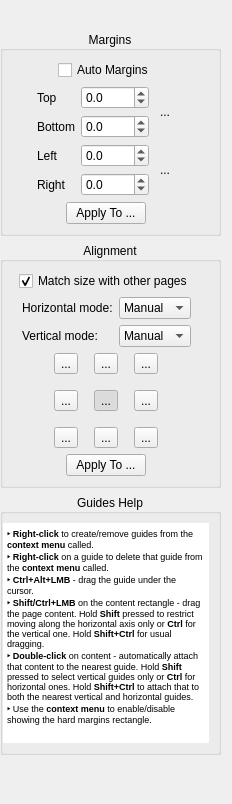
Before: the Qt Designer form src/core/filters/page_layout/OptionsWidget.ui in abandoned-industries/scantailor-spectre, drawn with Qt 5.
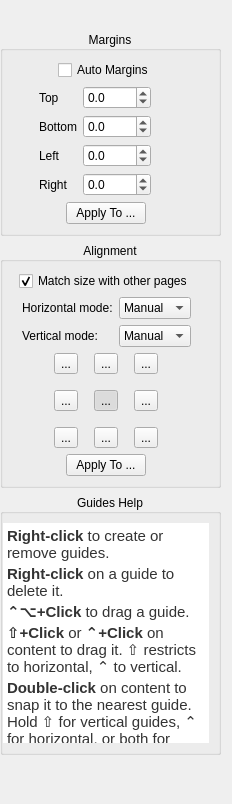
After: the same form once the commit is applied. Icons and pictures are not drawn. Custom widgets are drawn as their Qt base class.

Diff of the .ui file:
```diff
--- a/src/core/filters/page_layout/OptionsWidget.ui
+++ b/src/core/filters/page_layout/OptionsWidget.ui
@@ -100,37 +100,21 @@
            <widget class="QToolButton" name="topBottomLink">
             <property name="minimumSize">
              <size>
-              <width>20</width>
-              <height>36</height>
+              <width>16</width>
+              <height>16</height>
              </size>
             </property>
             <property name="maximumSize">
              <size>
-              <width>20</width>
-              <height>36</height>
+              <width>16</width>
+              <height>16</height>
              </size>
             </property>
             <property name="styleSheet">
-             <string notr="true">QToolButton:!hover {
-  padding: 0;
-  border: none;
-  background-color: transparent;
-}
-
-QToolButton:hover {
-  padding: 0;
-  border: 1px solid palette(highlight);
-  background-color: palette(base);
-}
-
-QToolButton:pressed {
-  padding: 0;
-  border: 1px solid palette(highlight);
-  background-color: palette(alternative-base);
-}</string>
+             <string notr="true">QToolButton { padding: 0; border: none; background: transparent; }</string>
             </property>
             <property name="text">
-             <string>...</string>
+             <string/>
             </property>
             <property name="icon">
              <iconset resource="../../../resources/resources.qrc">
@@ -138,8 +122,8 @@
             </property>
             <property name="iconSize">
              <size>
-              <width>18</width>
-              <height>24</height>
+              <width>12</width>
+              <height>12</height>
              </size>
             </property>
            </widget>
@@ -169,37 +153,21 @@
            <widget class="QToolButton" name="leftRightLink">
             <property name="minimumSize">
              <size>
-              <width>20</width>
-              <height>36</height>
+              <width>16</width>
+              <height>16</height>
              </size>
             </property>
             <property name="maximumSize">
              <size>
-              <width>20</width>
-              <height>36</height>
+              <width>16</width>
+              <height>16</height>
              </size>
             </property>
             <property name="styleSheet">
-             <string notr="true">QToolButton:!hover {
-  padding: 0;
-  border: none;
-  background-color: transparent;
-}
-
-QToolButton:hover {
-  padding: 0;
-  border: 1px solid palette(highlight);
-  background-color: palette(base);
-}
-
-QToolButton:pressed {
-  padding: 0;
-  border: 1px solid palette(highlight);
-  background-color: palette(alternative-base);
-}</string>
+             <string notr="true">QToolButton { padding: 0; border: none; background: transparent; }</string>
             </property>
             <property name="text">
-             <string>...</string>
+             <string/>
             </property>
             <property name="icon">
              <iconset resource="../../../resources/resources.qrc">
@@ -207,8 +175,8 @@
             </property>
             <property name="iconSize">
              <size>
-              <width>18</width>
-              <height>24</height>
+              <width>12</width>
+              <height>12</height>
              </size>
             </property>
             <property name="checked">
@@ -851,15 +819,18 @@
         </property>
         <property name="html">
          <string>&lt;!DOCTYPE HTML PUBLIC &quot;-//W3C//DTD HTML 4.0//EN&quot; &quot;http://www.w3.org/TR/REC-html40/strict.dtd&quot;&gt;
-&lt;html&gt;&lt;head&gt;&lt;meta name=&quot;qrichtext&quot; content=&quot;1&quot; /&gt;&lt;style type=&quot;text/css&quot;&gt;
-p, li { white-space: pre-wrap; }
-&lt;/style&gt;&lt;/head&gt;&lt;body style=&quot; font-family:'MS Shell Dlg 2'; font-size:8.25pt; font-weight:400; font-style:normal;&quot;&gt;
-&lt;p style=&quot; margin-top:0px; margin-bottom:0px; margin-left:0px; margin-right:0px; -qt-block-indent:0; text-indent:0px;&quot;&gt;&lt;span style=&quot; font-size:7pt; font-weight:600;&quot;&gt;‣ Right-click&lt;/span&gt;&lt;span style=&quot; font-size:7pt;&quot;&gt; to create/remove guides from the &lt;/span&gt;&lt;span style=&quot; font-size:7pt; font-weight:600;&quot;&gt;context menu&lt;/span&gt;&lt;span style=&quot; font-size:7pt;&quot;&gt; called.&lt;/span&gt;&lt;/p&gt;
-&lt;p style=&quot; margin-top:0px; margin-bottom:0px; margin-left:0px; margin-right:0px; -qt-block-indent:0; text-indent:0px;&quot;&gt;&lt;span style=&quot; font-size:7pt; font-weight:600;&quot;&gt;‣ Right-click&lt;/span&gt;&lt;span style=&quot; font-size:7pt;&quot;&gt; on a guide to delete that guide from the &lt;/span&gt;&lt;span style=&quot; font-size:7pt; font-weight:600;&quot;&gt;context menu&lt;/span&gt;&lt;span style=&quot; font-size:7pt;&quot;&gt; called.&lt;/span&gt;&lt;/p&gt;
-&lt;p style=&quot; margin-top:0px; margin-bottom:0px; margin-left:0px; margin-right:0px; -qt-block-indent:0; text-indent:0px;&quot;&gt;&lt;span style=&quot; font-size:7pt; font-weight:600;&quot;&gt;‣ Ctrl+Alt+LMB&lt;/span&gt;&lt;span style=&quot; font-size:7pt;&quot;&gt; - drag the guide under the cursor.&lt;/span&gt;&lt;/p&gt;
-&lt;p style=&quot; margin-top:0px; margin-bottom:0px; margin-left:0px; margin-right:0px; -qt-block-indent:0; text-indent:0px;&quot;&gt;&lt;span style=&quot; font-size:7pt; font-weight:600;&quot;&gt;‣ Shift/Ctrl+LMB&lt;/span&gt;&lt;span style=&quot; font-size:7pt;&quot;&gt; on the content rectangle - drag the page content. Hold &lt;/span&gt;&lt;span style=&quot; font-size:7pt; font-weight:600;&quot;&gt;Shift&lt;/span&gt;&lt;span style=&quot; font-size:7pt;&quot;&gt; pressed to restrict moving along the horizontal axis only or &lt;/span&gt;&lt;span style=&quot; font-size:7pt; font-weight:600;&quot;&gt;Ctrl&lt;/span&gt;&lt;span style=&quot; font-size:7pt;&quot;&gt; for the vertical one. Hold &lt;/span&gt;&lt;span style=&quot; font-size:7pt; font-weight:600;&quot;&gt;Shift+Ctrl&lt;/span&gt;&lt;span style=&quot; font-size:7pt;&quot;&gt; for usual dragging.&lt;/span&gt;&lt;/p&gt;
-&lt;p style=&quot; margin-top:0px; margin-bottom:0px; margin-left:0px; margin-right:0px; -qt-block-indent:0; text-indent:0px;&quot;&gt;&lt;span style=&quot; font-size:7pt; font-weight:600;&quot;&gt;‣ Double-click&lt;/span&gt;&lt;span style=&quot; font-size:7pt;&quot;&gt; on content - automatically attach that content to the nearest guide. Hold &lt;/span&gt;&lt;span style=&quot; font-size:7pt; font-weight:600;&quot;&gt;Shift&lt;/span&gt;&lt;span style=&quot; font-size:7pt;&quot;&gt; pressed to select vertical guides only or &lt;/span&gt;&lt;span style=&quot; font-size:7pt; font-weight:600;&quot;&gt;Ctrl&lt;/span&gt;&lt;span style=&quot; font-size:7pt;&quot;&gt; for horizontal ones. Hold &lt;/span&gt;&lt;span style=&quot; font-size:7pt; font-weight:600;&quot;&gt;Shift+Ctrl&lt;/span&gt;&lt;span style=&quot; font-size:7pt;&quot;&gt; to attach that to both the nearest vertical and horizontal guides.&lt;/span&gt;&lt;/p&gt;
-&lt;p style=&quot; margin-top:0px; margin-bottom:0px; margin-left:0px; margin-right:0px; -qt-block-indent:0; text-indent:0px;&quot;&gt;&lt;span style=&quot; font-size:7pt; font-weight:600;&quot;&gt;‣&lt;/span&gt;&lt;span style=&quot; font-size:7pt;&quot;&gt; Use the &lt;/span&gt;&lt;span style=&quot; font-size:7pt; font-weight:600;&quot;&gt;context menu&lt;/span&gt;&lt;span style=&quot; font-size:7pt;&quot;&gt; to enable/disable showing the hard margins rectangle.&lt;/span&gt;&lt;/p&gt;&lt;/body&gt;&lt;/html&gt;</string>
+&lt;html&gt;&lt;head&gt;&lt;style type=&quot;text/css&quot;&gt;
+body { font-size: 11pt; color: #333; }
+p { margin: 3px 0; }
+b { font-weight: 600; }
+&lt;/style&gt;&lt;/head&gt;&lt;body&gt;
+&lt;p&gt;&lt;b&gt;Right-click&lt;/b&gt; to create or remove guides.&lt;/p&gt;
+&lt;p&gt;&lt;b&gt;Right-click&lt;/b&gt; on a guide to delete it.&lt;/p&gt;
+&lt;p&gt;&lt;b&gt;&#x2303;&#x2325;+Click&lt;/b&gt; to drag a guide.&lt;/p&gt;
+&lt;p&gt;&lt;b&gt;&#x21E7;+Click&lt;/b&gt; or &lt;b&gt;&#x2303;+Click&lt;/b&gt; on content to drag it. &#x21E7; restricts to horizontal, &#x2303; to vertical.&lt;/p&gt;
+&lt;p&gt;&lt;b&gt;Double-click&lt;/b&gt; on content to snap it to the nearest guide. Hold &#x21E7; for vertical guides, &#x2303; for horizontal, or both for both.&lt;/p&gt;
+&lt;p&gt;Use the &lt;b&gt;context menu&lt;/b&gt; to show or hide hard margins.&lt;/p&gt;
+&lt;/body&gt;&lt;/html&gt;</string>
         </property>
         <property name="textInteractionFlags">
          <set>Qt::TextSelectableByKeyboard|Qt::TextSelectableByMouse</set>
```
